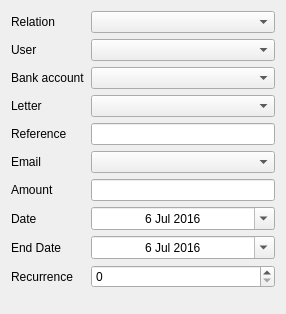
First picture: the form in MyQtness/ui/contract_form.ui, repository MazeFX/pat, before the edit.
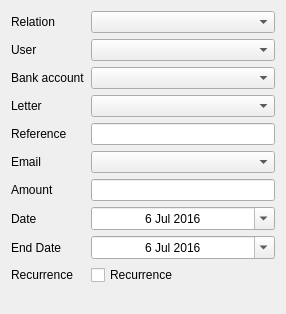
Second picture: the form after the edit. Custom widgets are drawn as their Qt base class.

What changed in the file:
```diff
--- a/MyQtness/ui/contract_form.ui
+++ b/MyQtness/ui/contract_form.ui
@@ -188,7 +188,11 @@
     </widget>
    </item>
    <item row="9" column="1">
-    <widget class="QSpinBox" name="recurrenceBox"/>
+    <widget class="QCheckBox" name="recurrenceBox">
+     <property name="text">
+      <string>Recurrence</string>
+     </property>
+    </widget>
    </item>
   </layout>
  </widget>
```
